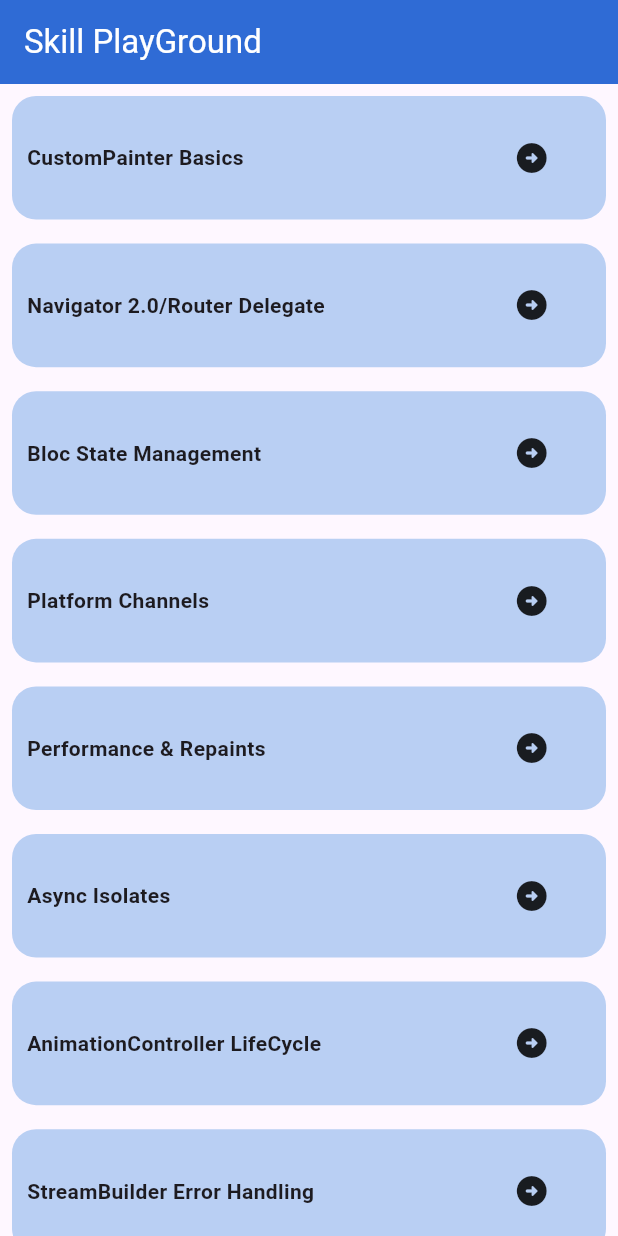
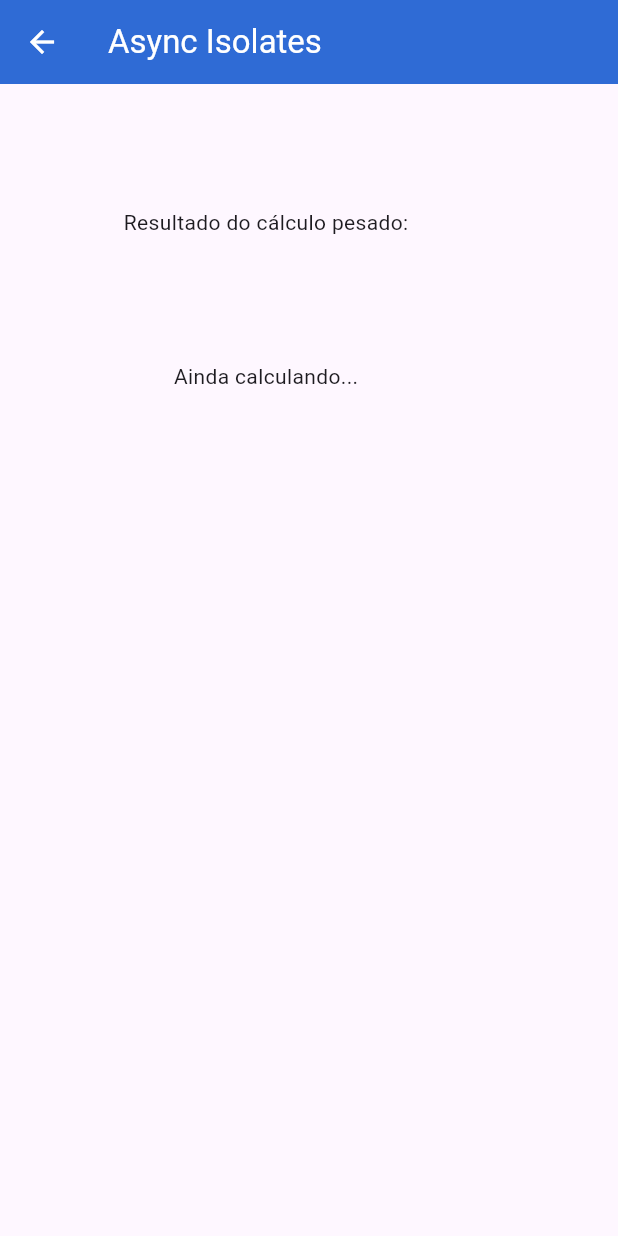
Before and after one commit to eduardobandeiramg/skill-playground, a Flutter app: the screen it shows after launch, after a tap on "Async Isolates", on a phone screen of 412 x 824 dp. Run offline on Flutter 3.47's test engine with Material 3 defaults, Android fonts, the phone set to English and light mode, and no system bars; our stand-ins replace flutter_bloc, get.

Commit message:
finalizando tela de async isolates

```diff
--- a/lib/apresentacao/cards/card_home_page.dart
+++ b/lib/apresentacao/cards/card_home_page.dart
@@ -2,7 +2,7 @@ import 'package:flutter/material.dart';
 import 'package:skill_playground/apresentacao/screens/custom_painter_screen.dart';
 import '../../dominio/utils/indice_botoes.dart';
 import 'package:get/get.dart';
-import 'package:skill_playground/dominio/controllers/navigation_state_management.dart';
+import 'package:skill_playground/dominio/controllers/navigation_controller.dart';
 
 class CardHomePage extends StatelessWidget {
   final TelaSelecionada telaANavegar;
--- /dev/null
+++ b/lib/apresentacao/screens/async_isolates.dart
@@ -0,0 +1,46 @@
+import 'package:flutter/material.dart';
+import 'package:get/get.dart';
+import 'package:skill_playground/dominio/controllers/fibonacci_value_controller.dart';
+
+class AsyncIsolates extends StatefulWidget {
+  const AsyncIsolates({super.key});
+
+  @override
+  State<AsyncIsolates> createState() => _AsyncIsolatesState();
+}
+
+class _AsyncIsolatesState extends State<AsyncIsolates> {
+  late final CalculoFibonacciStateManagement calculoFibonacciStateManagement;
+
+  @override
+  void initState() {
+    super.initState();
+    calculoFibonacciStateManagement = CalculoFibonacciStateManagement();
+    calculoFibonacciStateManagement.calculaFibonacci(45);
+  }
+
+  @override
+  Widget build(BuildContext context) {
+    double altura = MediaQuery.of(context).size.height;
+    return Scaffold(
+      appBar: AppBar(
+        backgroundColor: Theme.of(context).primaryColor,
+        iconTheme: IconThemeData(color: Colors.white),
+        title: Text("Async Isolates", style: TextStyle(color: Colors.white)),
+      ),
+      body: Column(
+        children: [
+          Padding(
+            padding: EdgeInsets.all(altura * 0.1),
+            child: Text("Resultado do cálculo pesado:"),
+          ),
+          Obx(() {
+            return calculoFibonacciStateManagement.resultado == 0
+                ? Text("Ainda calculando...")
+                : Text("Cálculo finalizado. Valor: ${calculoFibonacciStateManagement.resultado}");
+          }),
+        ],
+      ),
+    );
+  }
+}
--- a/lib/apresentacao/screens/custom_painter_screen.dart
+++ b/lib/apresentacao/screens/custom_painter_screen.dart
@@ -1,6 +1,6 @@
 import 'package:flutter/material.dart';
 import 'package:get/get.dart';
-import '../../dominio/controllers/navigation_state_management.dart';
+import '../../dominio/controllers/navigation_controller.dart';
 
 class CustomPainterScreen extends StatelessWidget {
   const CustomPainterScreen({super.key});
--- /dev/null
+++ b/lib/dominio/controllers/fibonacci_value_controller.dart
@@ -0,0 +1,11 @@
+import 'package:get/get.dart';
+import 'package:skill_playground/dominio/use_cases/fibonacci_calculator.dart';
+
+class CalculoFibonacciStateManagement extends GetxController {
+  var resultado = 0.obs;
+
+  void calculaFibonacci(int x) async {
+    FibonacciCalculator fibonacciCalculator = FibonacciCalculator();
+    resultado.value = await fibonacciCalculator.calcularFibonacci(x);
+  }
+}
--- a/lib/dominio/router_delegate/router_delegate.dart
+++ b/lib/dominio/router_delegate/router_delegate.dart
@@ -1,11 +1,12 @@
 import 'package:flutter/material.dart';
 import 'package:get/get.dart';
+import 'package:skill_playground/apresentacao/screens/async_isolates.dart';
 import 'package:skill_playground/apresentacao/screens/bloc_screen.dart';
 import 'package:skill_playground/apresentacao/screens/custom_painter_screen.dart';
 import 'package:skill_playground/apresentacao/screens/navigator_2_route_screen.dart';
 import 'package:skill_playground/apresentacao/screens/performance_and_repaints_screen.dart';
 import 'package:skill_playground/apresentacao/screens/platform_channels_screen.dart';
-import 'package:skill_playground/dominio/controllers/navigation_state_management.dart';
+import 'package:skill_playground/dominio/controllers/navigation_controller.dart';
 import 'package:skill_playground/dominio/utils/indice_botoes.dart';
 
 import '../../apresentacao/screens/home_page_screen.dart';
@@ -34,6 +35,7 @@ class MyRouterDelegate extends RouterDelegate<int>
         if (tela == TelaSelecionada.platformChannels) MaterialPage(child: PlatformChannelsScreen()),
         if (tela == TelaSelecionada.performanceAndRepaints)
           MaterialPage(child: PerformanceScreen()),
+        if (tela == TelaSelecionada.asyncIsolates) MaterialPage(child: AsyncIsolates()),
       ],
       onPopPage: (route, result) {
         if (!route.didPop(result)) return false;
--- /dev/null
+++ b/lib/dominio/use_cases/fibonacci_calculator.dart
@@ -0,0 +1,16 @@
+import 'package:flutter/foundation.dart';
+
+class FibonacciCalculator{
+
+  // função que implementa o "compute", para cálculos complexos com isolates:
+  Future<int> calcularFibonacci(int n) async {
+    final valorCalculado = await compute<int, int>(_fibonacci, n);
+    return valorCalculado;
+  }
+
+  // função que define o cálculo de fibonacci em si:
+  static int _fibonacci(int n) {
+    if (n <= 1) return n;
+    return _fibonacci(n - 1) + _fibonacci(n - 2);
+  }
+}
--- a/lib/main.dart
+++ b/lib/main.dart
@@ -3,7 +3,7 @@ import 'package:flutter/rendering.dart';
 import 'package:flutter_bloc/flutter_bloc.dart';
 import 'package:get/get.dart';
 import 'package:skill_playground/dominio/controllers/bloc_ssot.dart';
-import 'package:skill_playground/dominio/controllers/navigation_state_management.dart';
+import 'package:skill_playground/dominio/controllers/navigation_controller.dart';
 import 'package:skill_playground/dominio/router_delegate/router_delegate.dart';
 
 void main() {
```
Also changed, not shown: lib/dominio/controllers/navigation_controller.dart (renamed from lib/dominio/controllers/navigation_state_management.dart).
